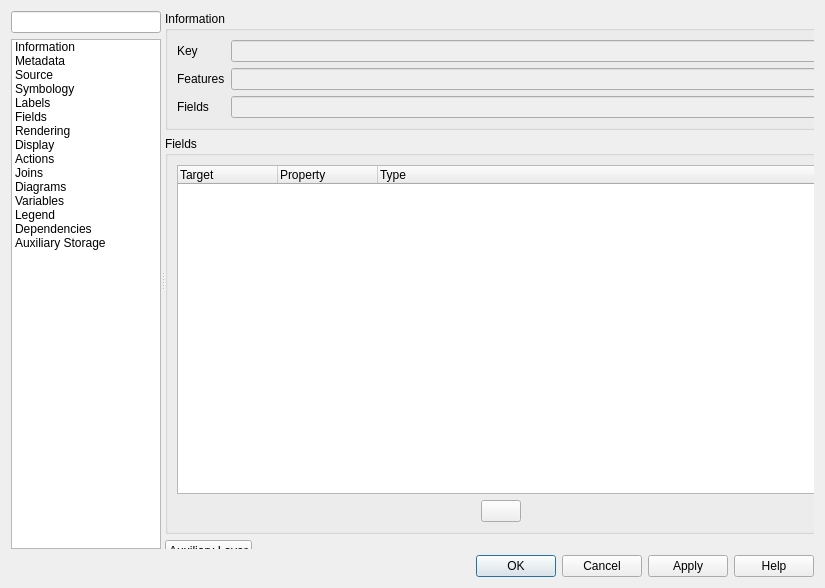
Old version of the form src/ui/qgsvectorlayerpropertiesbase.ui in the repository pblottiere/QGIS.
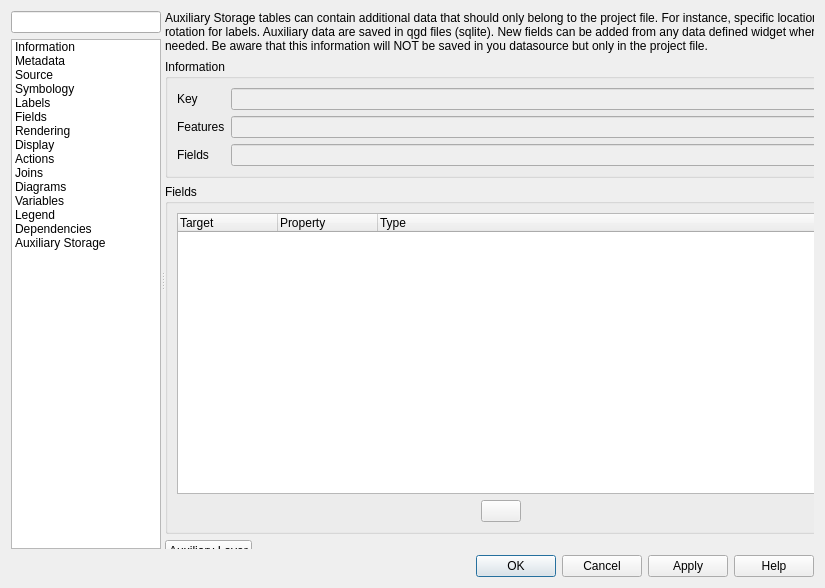
New version of the form. Icons and pictures are not drawn. Custom widgets are drawn as their Qt base class.

Commit message: Add an explanatory label in auxiliary storage tab

```diff
--- a/src/ui/qgsvectorlayerpropertiesbase.ui
+++ b/src/ui/qgsvectorlayerpropertiesbase.ui
@@ -1928,7 +1928,7 @@
             </rect>
            </property>
            <layout class="QGridLayout" name="gridLayout">
-            <item row="0" column="0">
+            <item row="1" column="0">
              <widget class="QgsCollapsibleGroupBox" name="mAuxiliaryStorageInformationGrpBox">
               <property name="title">
                <string>Information</string>
@@ -2012,7 +2012,7 @@
               </layout>
              </widget>
             </item>
-            <item row="2" column="0">
+            <item row="3" column="0">
              <layout class="QHBoxLayout" name="horizontalLayout_6">
               <property name="bottomMargin">
                <number>0</number>
@@ -2039,7 +2039,7 @@
               </item>
              </layout>
             </item>
-            <item row="1" column="0">
+            <item row="2" column="0">
              <widget class="QgsCollapsibleGroupBox" name="mAuxiliaryStorageFieldsGrpBox">
               <property name="title">
                <string>Fields</string>
@@ -2114,6 +2114,16 @@
               </layout>
              </widget>
             </item>
+            <item row="0" column="0">
+             <widget class="QLabel" name="label_6">
+              <property name="text">
+               <string>Auxiliary Storage tables can contain additional data that should only belong to the project file. For instance, specific location or rotation for labels. Auxiliary data are saved in qgd files (sqlite). New fields can be added from any data defined widget when needed. Be aware that this information will NOT be saved in you datasource but only in the project file.</string>
+              </property>
+              <property name="wordWrap">
+               <bool>true</bool>
+              </property>
+             </widget>
+            </item>
            </layout>
           </widget>
          </widget>
```
